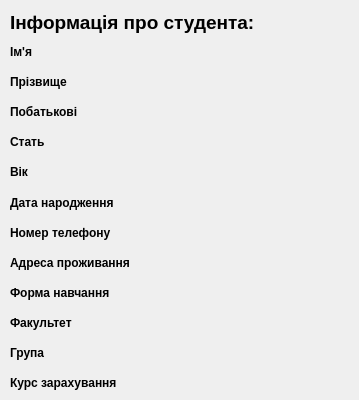
The window that studentinformation.ui (Shuna322/QtKyrsova) describes before a commit, drawn with Qt 5.
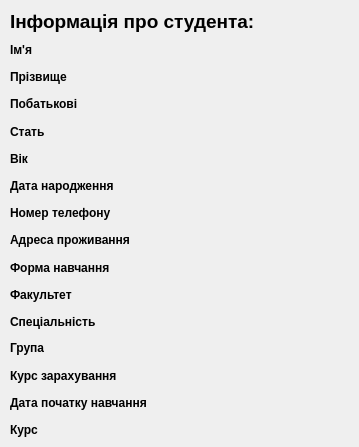
The same window after the commit. Icons and pictures are not drawn.

Diff of the .ui file:
```diff
--- a/studentinformation.ui
+++ b/studentinformation.ui
@@ -10,7 +10,7 @@
     <x>0</x>
     <y>0</y>
     <width>359</width>
-    <height>400</height>
+    <height>447</height>
    </rect>
   </property>
   <property name="windowTitle">
@@ -26,7 +26,7 @@
      <x>10</x>
      <y>10</y>
      <width>331</width>
-     <height>385</height>
+     <height>431</height>
     </rect>
    </property>
    <layout class="QGridLayout" name="gridLayout">
@@ -44,20 +44,6 @@
       </property>
      </widget>
     </item>
-    <item row="8" column="1" colspan="2">
-     <widget class="QLabel" name="label_21">
-      <property name="text">
-       <string/>
-      </property>
-     </widget>
-    </item>
-    <item row="12" column="1" colspan="2">
-     <widget class="QLabel" name="label_25">
-      <property name="text">
-       <string/>
-      </property>
-     </widget>
-    </item>
     <item row="0" column="0" colspan="2">
      <widget class="QLabel" name="label_10">
       <property name="font">
@@ -72,6 +58,13 @@
       </property>
      </widget>
     </item>
+    <item row="13" column="1" colspan="2">
+     <widget class="QLabel" name="label_25">
+      <property name="text">
+       <string/>
+      </property>
+     </widget>
+    </item>
     <item row="6" column="1" colspan="2">
      <widget class="QLabel" name="label_19">
       <property name="text">
@@ -300,11 +293,11 @@
        <enum>Qt::RightToLeft</enum>
       </property>
       <property name="text">
-       <string>Група</string>
+       <string>Спеціальність</string>
       </property>
      </widget>
     </item>
-    <item row="12" column="0">
+    <item row="13" column="0">
      <widget class="QLabel" name="label_13">
       <property name="font">
        <font>
@@ -320,6 +313,48 @@
       </property>
      </widget>
     </item>
+    <item row="14" column="0">
+     <widget class="QLabel" name="label_26">
+      <property name="text">
+       <string>&lt;html&gt;&lt;head/&gt;&lt;body&gt;&lt;p&gt;&lt;span style=&quot; font-weight:600;&quot;&gt;Дата початку навчання&lt;/span&gt;&lt;/p&gt;&lt;/body&gt;&lt;/html&gt;</string>
+      </property>
+     </widget>
+    </item>
+    <item row="14" column="1" colspan="2">
+     <widget class="QLabel" name="label_27">
+      <property name="text">
+       <string/>
+      </property>
+     </widget>
+    </item>
+    <item row="15" column="0">
+     <widget class="QLabel" name="label_28">
+      <property name="text">
+       <string>&lt;html&gt;&lt;head/&gt;&lt;body&gt;&lt;p&gt;&lt;span style=&quot; font-weight:600;&quot;&gt;Курс&lt;/span&gt;&lt;/p&gt;&lt;/body&gt;&lt;/html&gt;</string>
+      </property>
+     </widget>
+    </item>
+    <item row="15" column="1" colspan="2">
+     <widget class="QLabel" name="label_29">
+      <property name="text">
+       <string/>
+      </property>
+     </widget>
+    </item>
+    <item row="12" column="0">
+     <widget class="QLabel" name="label_30">
+      <property name="text">
+       <string>&lt;html&gt;&lt;head/&gt;&lt;body&gt;&lt;p&gt;&lt;span style=&quot; font-weight:600;&quot;&gt;Група&lt;/span&gt;&lt;/p&gt;&lt;/body&gt;&lt;/html&gt;</string>
+      </property>
+     </widget>
+    </item>
+    <item row="12" column="1" colspan="2">
+     <widget class="QLabel" name="label_31">
+      <property name="text">
+       <string/>
+      </property>
+     </widget>
+    </item>
    </layout>
   </widget>
  </widget>
```
Left out of the diff: 99 changed lines with no effect on the pictures.
